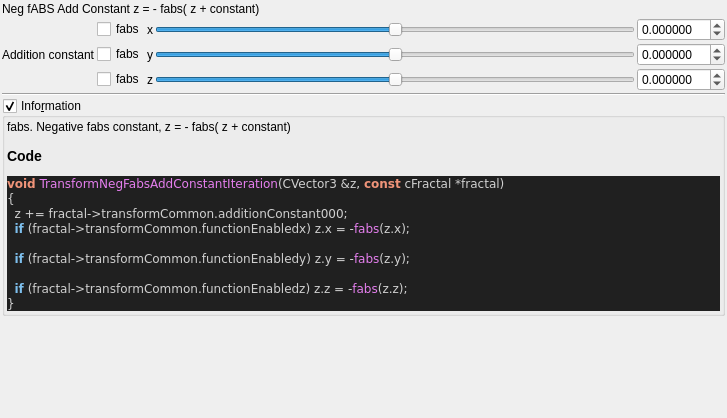
Before: the Qt Designer form mandelbulber2/qt_data/fractal_transf_neg_fabs_add_constant.ui in buddhi1980/mandelbulber2, drawn with Qt 5.
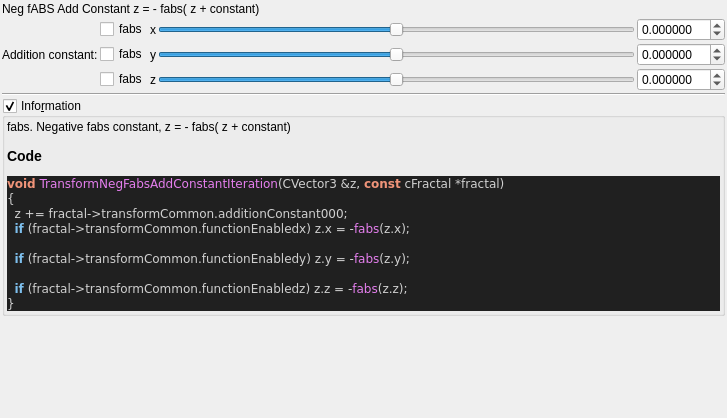
After: the same form once the commit is applied. Custom widgets are drawn as their Qt base class.

What changed in the file:
```diff
--- a/mandelbulber2/qt_data/fractal_transf_neg_fabs_add_constant.ui
+++ b/mandelbulber2/qt_data/fractal_transf_neg_fabs_add_constant.ui
@@ -44,7 +44,7 @@
      <item row="1" column="0">
       <widget class="QLabel" name="label_23">
        <property name="text">
-        <string>Addition constant</string>
+        <string>Addition constant:</string>
        </property>
       </widget>
      </item>
```
Left out of the diff: 12 changed lines with no effect on the pictures.
